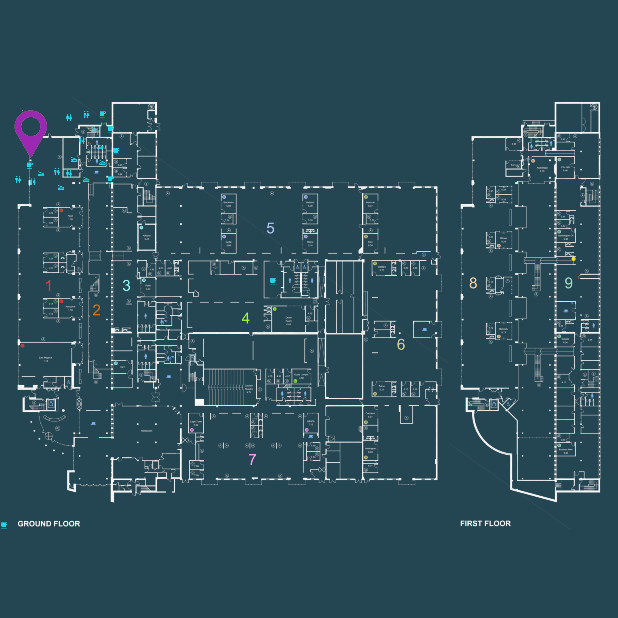
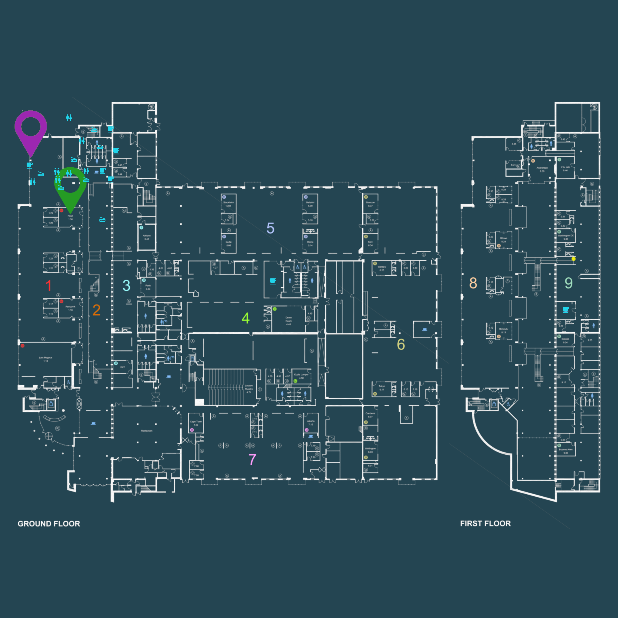
Before and after one commit to 98jmilton/Ericsson_internal_map, an Android app: the layout content_ground_floor_functions.xml on its own in the app's theme, with its tools: preview values and no code run, on a phone screen of 412 x 824 dp. Shown: the part 305-923 px from the top of the screen. Run offline under Robolectric (Android 15) with nearby library versions, the phone set to English and light mode, and no system bars.

Commit message:
10/24 pins

```diff
--- a/app/src/main/res/layout/content_ground_floor_functions.xml
+++ b/app/src/main/res/layout/content_ground_floor_functions.xml
@@ -30,10 +30,12 @@
             android:layout_height="wrap_content"
             android:layout_width="wrap_content">
 
-        <ImageView
-            android:layout_height="wrap_content"
-            android:layout_width="wrap_content"
-            android:src="@drawable/map"/>
+            <ImageView
+                android:layout_width="wrap_content"
+                android:layout_height="wrap_content"
+                android:layout_alignParentStart="true"
+                android:layout_alignParentTop="true"
+                android:src="@drawable/map" />
 
             <ImageButton
                 android:id="@+id/pin_green"
@@ -41,8 +43,8 @@
                 android:layout_height="wrap_content"
                 android:layout_alignParentStart="true"
                 android:layout_alignParentTop="true"
-                android:layout_marginStart="42dp"
-                android:layout_marginTop="41dp"
+                android:layout_marginStart="160dp"
+                android:layout_marginTop="210dp"
                 android:background="@null"
                 android:clickable="true"
                 android:gravity="top|start"
@@ -161,10 +163,10 @@
                 android:id="@+id/cdock2"
                 android:layout_width="wrap_content"
                 android:layout_height="wrap_content"
-                android:layout_alignParentBottom="true"
                 android:layout_alignParentEnd="true"
-                android:layout_marginBottom="610dp"
-                android:layout_marginEnd="829dp"
+                android:layout_below="@+id/toilet1"
+                android:layout_marginStart="1675dp"
+                android:layout_marginTop="480dp"
                 android:background="@null"
                 android:clickable="true"
                 android:gravity="top|start"
@@ -414,19 +416,21 @@
         android:visibility="visible"
         app:srcCompat="@drawable/ic_baselinearrow_drop_up24px"
         tools:ignore="VectorDrawableCompat"/>
+
     <LinearLayout
         android:layout_width="match_parent"
-        android:layout_height="match_parent">
+        android:layout_height="match_parent"
+        android:layout_alignParentStart="true"
+        android:layout_alignParentTop="true">
 
         <ListView
             android:id="@+id/searchlistitems"
             android:layout_width="match_parent"
             android:layout_height="145dp"
+            android:layout_marginEnd="0dp"
+            android:layout_marginStart="72dp"
             android:background="#FFFFFF"
-            android:visibility="invisible"
-            android:layout_marginStart="72dp"
-            android:layout_marginEnd="0dp">
-        </ListView>
+            android:visibility="invisible"></ListView>
 
     </LinearLayout>
 
--- a/app/src/main/res/values/strings.xml
+++ b/app/src/main/res/values/strings.xml
@@ -12,6 +12,7 @@
 
     <string-array name="rooms">
         <item>Clear All</item>
+        <item>Athlone</item>
         <item>Anchorage</item>
         <item>Berlin</item>
         <item>Brasilia</item>
```
Also changed, not shown: app/src/main/java/com/example/ezmilja/ericsson_internal_map/GroundFloorFunctions.java (+27 -19 lines), 3 other files.
